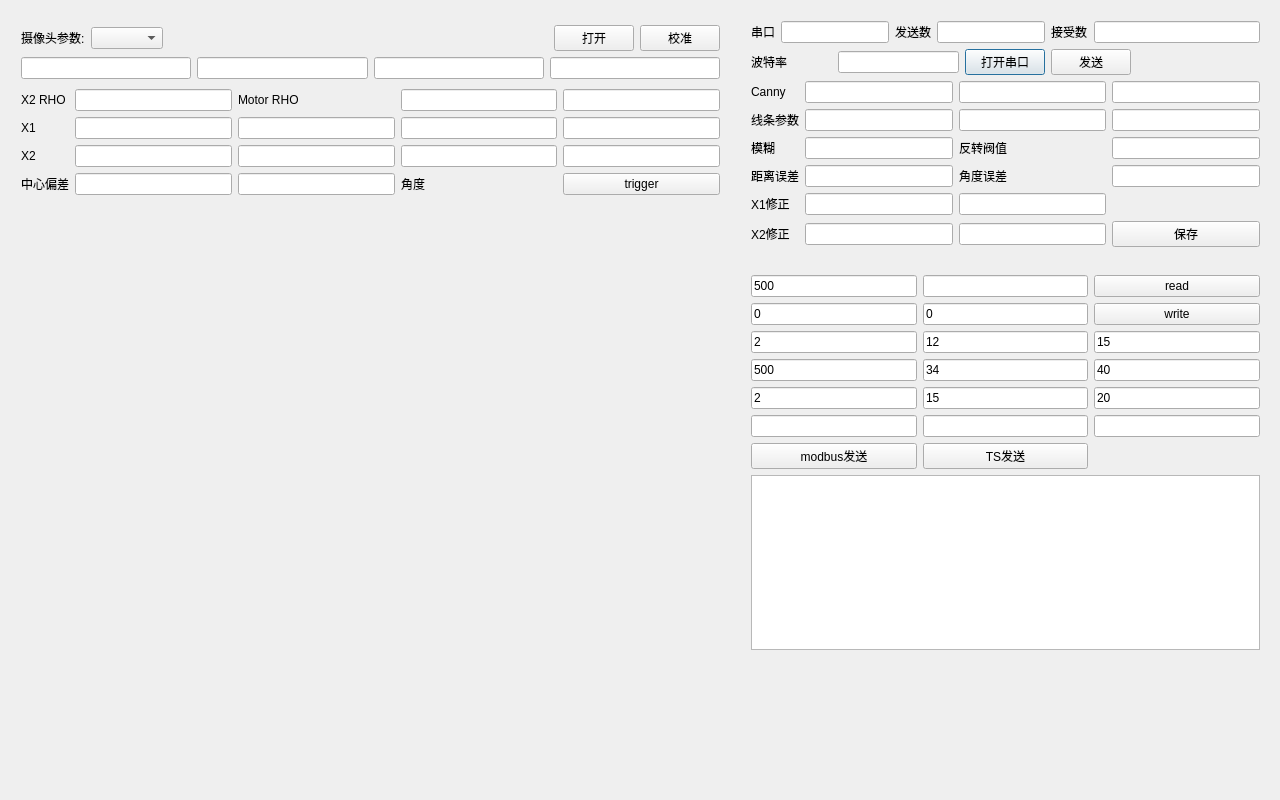
Old version of the form maindialog.ui in the repository zouzichun/videoWirain.
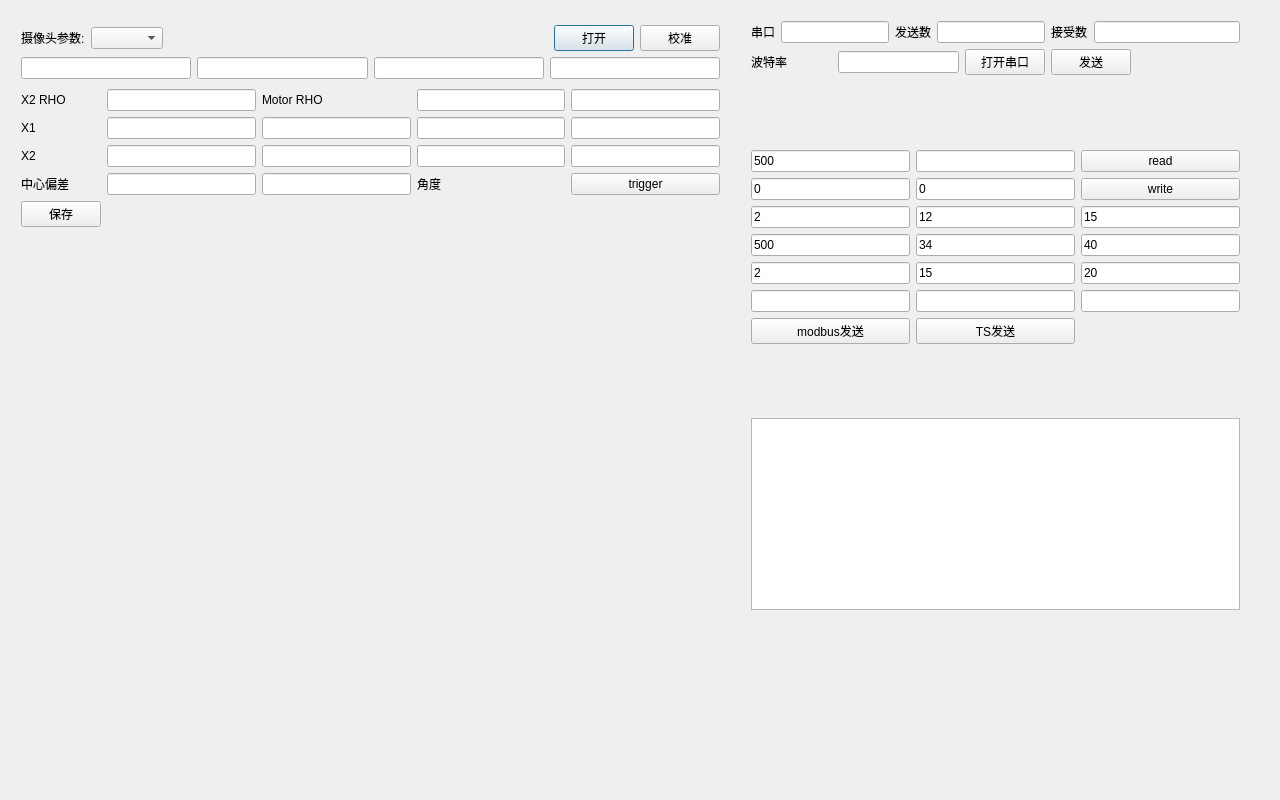
New version of the form.

Patch:
```diff
--- a/maindialog.ui
+++ b/maindialog.ui
@@ -25,10 +25,215 @@
   <widget class="QWidget" name="layoutWidget">
    <property name="geometry">
     <rect>
+     <x>10</x>
+     <y>10</y>
+     <width>721</width>
+     <height>233</height>
+    </rect>
+   </property>
+   <layout class="QVBoxLayout" name="verticalLayout">
+    <item>
+     <layout class="QVBoxLayout" name="verticalLayout_3">
+      <item>
+       <layout class="QHBoxLayout" name="horizontalLayout_2">
+        <item>
+         <widget class="QLabel" name="label_4">
+          <property name="text">
+           <string>摄像头参数:</string>
+          </property>
+         </widget>
+        </item>
+        <item>
+         <widget class="QComboBox" name="ComboDevices"/>
+        </item>
+        <item>
+         <spacer name="horizontalSpacer">
+          <property name="orientation">
+           <enum>Qt::Horizontal</enum>
+          </property>
+          <property name="sizeHint" stdset="0">
+           <size>
+            <width>40</width>
+            <height>20</height>
+           </size>
+          </property>
+         </spacer>
+        </item>
+        <item>
+         <widget class="QPushButton" name="bnOpen">
+          <property name="text">
+           <string>打开</string>
+          </property>
+         </widget>
+        </item>
+        <item>
+         <widget class="QPushButton" name="Calibration">
+          <property name="text">
+           <string>校准</string>
+          </property>
+         </widget>
+        </item>
+       </layout>
+      </item>
+      <item>
+       <layout class="QHBoxLayout" name="horizontalLayout_3">
+        <item>
+         <widget class="QLineEdit" name="tbExposure"/>
+        </item>
+        <item>
+         <widget class="QLineEdit" name="tbFrameRate"/>
+        </item>
+        <item>
+         <widget class="QLineEdit" name="tbGain"/>
+        </item>
+        <item>
+         <widget class="QLineEdit" name="frames"/>
+        </item>
+       </layout>
+      </item>
+     </layout>
+    </item>
+    <item>
+     <layout class="QGridLayout" name="gridLayout_4">
+      <item row="3" column="0">
+       <widget class="QLabel" name="label_2">
+        <property name="text">
+         <string>X2</string>
+        </property>
+       </widget>
+      </item>
+      <item row="3" column="3">
+       <widget class="QLineEdit" name="x2_target"/>
+      </item>
+      <item row="3" column="2">
+       <widget class="QLineEdit" name="x2_fetch"/>
+      </item>
+      <item row="2" column="1">
+       <widget class="QLineEdit" name="x1_start"/>
+      </item>
+      <item row="1" column="4">
+       <widget class="QLineEdit" name="start_delta"/>
+      </item>
+      <item row="3" column="4">
+       <widget class="QLineEdit" name="x2_delta"/>
+      </item>
+      <item row="1" column="3">
+       <widget class="QLineEdit" name="motor_rho"/>
+      </item>
+      <item row="4" column="0">
+       <widget class="QLabel" name="label_3">
+        <property name="text">
+         <string>中心偏差</string>
+        </property>
+       </widget>
+      </item>
+      <item row="4" column="2">
+       <widget class="QLineEdit" name="p_y"/>
+      </item>
+      <item row="2" column="3">
+       <widget class="QLineEdit" name="x1_target"/>
+      </item>
+      <item row="1" column="1">
+       <widget class="QLineEdit" name="x2_rho"/>
+      </item>
+      <item row="4" column="4">
+       <widget class="QPushButton" name="trigger">
+        <property name="text">
+         <string>trigger</string>
+        </property>
+       </widget>
+      </item>
+      <item row="2" column="5">
+       <layout class="QHBoxLayout" name="horizontalLayout"/>
+      </item>
+      <item row="1" column="2">
+       <widget class="QLabel" name="label_12">
+        <property name="text">
+         <string>Motor RHO</string>
+        </property>
+       </widget>
+      </item>
+      <item row="4" column="3">
+       <widget class="QLabel" name="label_6">
+        <property name="text">
+         <string>角度</string>
+        </property>
+       </widget>
+      </item>
+      <item row="1" column="0">
+       <widget class="QLabel" name="label_8">
+        <property name="text">
+         <string>X2 RHO</string>
+        </property>
+       </widget>
+      </item>
+      <item row="4" column="1">
+       <widget class="QLineEdit" name="p_x">
+        <property name="text">
+         <string/>
+        </property>
+       </widget>
+      </item>
+      <item row="2" column="4">
+       <widget class="QLineEdit" name="x1_delta"/>
+      </item>
+      <item row="3" column="1">
+       <widget class="QLineEdit" name="x2_start"/>
+      </item>
+      <item row="2" column="2">
+       <widget class="QLineEdit" name="x1_fetch"/>
+      </item>
+      <item row="2" column="0">
+       <widget class="QLabel" name="label">
+        <property name="text">
+         <string>X1</string>
+        </property>
+       </widget>
+      </item>
+      <item row="5" column="0">
+       <widget class="QPushButton" name="saveImg">
+        <property name="text">
+         <string>保存</string>
+        </property>
+       </widget>
+      </item>
+     </layout>
+    </item>
+   </layout>
+  </widget>
+  <widget class="QWidget" name="layoutWidget">
+   <property name="geometry">
+    <rect>
+     <x>10</x>
+     <y>250</y>
+     <width>721</width>
+     <height>371</height>
+    </rect>
+   </property>
+   <layout class="QHBoxLayout" name="horizontalLayout_4">
+    <item>
+     <widget class="QLabel" name="painter_2">
+      <property name="text">
+       <string/>
+      </property>
+     </widget>
+    </item>
+    <item>
+     <widget class="QLabel" name="painter">
+      <property name="text">
+       <string/>
+      </property>
+     </widget>
+    </item>
+   </layout>
+  </widget>
+  <widget class="QWidget" name="">
+   <property name="geometry">
+    <rect>
      <x>740</x>
      <y>10</y>
-     <width>531</width>
-     <height>651</height>
+     <width>511</width>
+     <height>611</height>
     </rect>
    </property>
    <layout class="QVBoxLayout" name="verticalLayout_2">
@@ -104,116 +309,7 @@
      </layout>
     </item>
     <item>
-     <layout class="QGridLayout" name="gridLayout_3">
-      <item row="7" column="0">
-       <widget class="QLabel" name="Encoder_5">
-        <property name="text">
-         <string>X2修正</string>
-        </property>
-       </widget>
-      </item>
-      <item row="1" column="3">
-       <widget class="QLineEdit" name="hgline3"/>
-      </item>
-      <item row="1" column="1">
-       <widget class="QLineEdit" name="hgline1"/>
-      </item>
-      <item row="0" column="2">
-       <widget class="QLineEdit" name="canny2"/>
-      </item>
-      <item row="0" column="1">
-       <widget class="QLineEdit" name="canny1"/>
-      </item>
-      <item row="6" column="1">
-       <widget class="QLineEdit" name="line1_ang"/>
-      </item>
-      <item row="6" column="2">
-       <widget class="QLineEdit" name="line1_roh"/>
-      </item>
-      <item row="0" column="0">
-       <widget class="QLabel" name="PulseNum_2">
-        <property name="text">
-         <string>Canny</string>
-        </property>
-       </widget>
-      </item>
-      <item row="1" column="0">
-       <widget class="QLabel" name="Encoder_2">
-        <property name="text">
-         <string>线条参数</string>
-        </property>
-       </widget>
-      </item>
-      <item row="0" column="3">
-       <widget class="QLineEdit" name="canny3"/>
-      </item>
-      <item row="2" column="0">
-       <widget class="QLabel" name="Encoder_3">
-        <property name="text">
-         <string>模糊</string>
-        </property>
-       </widget>
-      </item>
-      <item row="6" column="0">
-       <widget class="QLabel" name="Encoder_4">
-        <property name="text">
-         <string>X1修正</string>
-        </property>
-       </widget>
-      </item>
-      <item row="1" column="2">
-       <widget class="QLineEdit" name="hgline2"/>
-      </item>
-      <item row="2" column="3">
-       <widget class="QLineEdit" name="inv_thd"/>
-      </item>
-      <item row="7" column="1">
-       <widget class="QLineEdit" name="line2_ang"/>
-      </item>
-      <item row="2" column="2">
-       <widget class="QLabel" name="label_11">
-        <property name="text">
-         <string>反转阀值</string>
-        </property>
-       </widget>
-      </item>
-      <item row="7" column="2">
-       <widget class="QLineEdit" name="line2_roh"/>
-      </item>
-      <item row="2" column="1">
-       <widget class="QLineEdit" name="blur_kernel"/>
-      </item>
-      <item row="4" column="2">
-       <widget class="QLabel" name="label_9">
-        <property name="text">
-         <string>角度误差</string>
-        </property>
-       </widget>
-      </item>
-      <item row="4" column="3">
-       <widget class="QLineEdit" name="line_ang_abs"/>
-      </item>
-      <item row="4" column="1">
-       <widget class="QLineEdit" name="line_roh_abs"/>
-      </item>
-      <item row="4" column="0">
-       <widget class="QLabel" name="label_10">
-        <property name="text">
-         <string>距离误差</string>
-        </property>
-       </widget>
-      </item>
-      <item row="7" column="3">
-       <widget class="QPushButton" name="saveImg">
-        <property name="text">
-         <string>保存</string>
-        </property>
-       </widget>
-      </item>
-     </layout>
-    </item>
-    <item>
-     <spacer name="verticalSpacer_2">
+     <spacer name="verticalSpacer">
       <property name="orientation">
        <enum>Qt::Vertical</enum>
       </property>
@@ -357,6 +453,19 @@
       </item>
      </layout>
     </item>
+    <item>
+     <spacer name="verticalSpacer_2">
+      <property name="orientation">
+       <enum>Qt::Vertical</enum>
+      </property>
+      <property name="sizeHint" stdset="0">
+       <size>
+        <width>20</width>
+        <height>40</height>
+       </size>
+      </property>
+     </spacer>
+    </item>
     <item>
      <widget class="QTextBrowser" name="txbRecv">
       <property name="sizePolicy">
@@ -369,204 +478,6 @@
     </item>
    </layout>
   </widget>
-  <widget class="QWidget" name="layoutWidget">
-   <property name="geometry">
-    <rect>
-     <x>10</x>
-     <y>10</y>
-     <width>721</width>
-     <height>202</height>
-    </rect>
-   </property>
-   <layout class="QVBoxLayout" name="verticalLayout">
-    <item>
-     <layout class="QVBoxLayout" name="verticalLayout_3">
-      <item>
-       <layout class="QHBoxLayout" name="horizontalLayout_2">
-        <item>
-         <widget class="QLabel" name="label_4">
-          <property name="text">
-           <string>摄像头参数:</string>
-          </property>
-         </widget>
-        </item>
-        <item>
-         <widget class="QComboBox" name="ComboDevices"/>
-        </item>
-        <item>
-         <spacer name="horizontalSpacer">
-          <property name="orientation">
-           <enum>Qt::Horizontal</enum>
-          </property>
-          <property name="sizeHint" stdset="0">
-           <size>
-            <width>40</width>
-            <height>20</height>
-           </size>
-          </property>
-         </spacer>
-        </item>
-        <item>
-         <widget class="QPushButton" name="bnOpen">
-          <property name="text">
-           <string>打开</string>
-          </property>
-         </widget>
-        </item>
-        <item>
-         <widget class="QPushButton" name="Calibration">
-          <property name="text">
-           <string>校准</string>
-          </property>
-         </widget>
-        </item>
-       </layout>
-      </item>
-      <item>
-       <layout class="QHBoxLayout" name="horizontalLayout_3">
-        <item>
-         <widget class="QLineEdit" name="tbExposure"/>
-        </item>
-        <item>
-         <widget class="QLineEdit" name="tbFrameRate"/>
-        </item>
-        <item>
-         <widget class="QLineEdit" name="tbGain"/>
-        </item>
-        <item>
-         <widget class="QLineEdit" name="frames"/>
-        </item>
-       </layout>
-      </item>
-     </layout>
-    </item>
-    <item>
-     <layout class="QGridLayout" name="gridLayout_4">
-      <item row="4" column="2">
-       <widget class="QLineEdit" name="p_y"/>
-      </item>
-      <item row="4" column="0">
-       <widget class="QLabel" name="label_3">
-        <property name="text">
-         <string>中心偏差</string>
-        </property>
-       </widget>
-      </item>
-      <item row="1" column="0">
-       <widget class="QLabel" name="label_8">
-        <property name="text">
-         <string>X2 RHO</string>
-        </property>
-       </widget>
-      </item>
-      <item row="2" column="5">
-       <layout class="QHBoxLayout" name="horizontalLayout"/>
-      </item>
-      <item row="4" column="1">
-       <widget class="QLineEdit" name="p_x">
-        <property name="text">
-         <string/>
-        </property>
-       </widget>
-      </item>
-      <item row="4" column="3">
-       <widget class="QLabel" name="label_6">
-        <property name="text">
-         <string>角度</string>
-        </property>
-       </widget>
-      </item>
-      <item row="2" column="0">
-       <widget class="QLabel" name="label">
-        <property name="text">
-         <string>X1</string>
-        </property>
-       </widget>
-      </item>
-      <item row="2" column="1">
-       <widget class="QLineEdit" name="x1_start"/>
-      </item>
-      <item row="3" column="0">
-       <widget class="QLabel" name="label_2">
-        <property name="text">
-         <string>X2</string>
-        </property>
-       </widget>
-      </item>
-      <item row="3" column="1">
-       <widget class="QLineEdit" name="x2_start"/>
-      </item>
-      <item row="1" column="1">
-       <widget class="QLineEdit" name="x2_rho"/>
-      </item>
-      <item row="1" column="2">
-       <widget class="QLabel" name="label_12">
-        <property name="text">
-         <string>Motor RHO</string>
-        </property>
-       </widget>
-      </item>
-      <item row="1" column="3">
-       <widget class="QLineEdit" name="motor_rho"/>
-      </item>
-      <item row="2" column="2">
-       <widget class="QLineEdit" name="x1_fetch"/>
-      </item>
-      <item row="3" column="2">
-       <widget class="QLineEdit" name="x2_fetch"/>
-      </item>
-      <item row="2" column="4">
-       <widget class="QLineEdit" name="x1_delta"/>
-      </item>
-      <item row="3" column="4">
-       <widget class="QLineEdit" name="x2_delta"/>
-      </item>
-      <item row="2" column="3">
-       <widget class="QLineEdit" name="x1_target"/>
-      </item>
-      <item row="3" column="3">
-       <widget class="QLineEdit" name="x2_target"/>
-      </item>
-      <item row="1" column="4">
-       <widget class="QLineEdit" name="start_delta"/>
-      </item>
-      <item row="4" column="4">
-       <widget class="QPushButton" name="trigger">
-        <property name="text">
-         <string>trigger</string>
-        </property>
-       </widget>
-      </item>
-     </layout>
-    </item>
-   </layout>
-  </widget>
-  <widget class="QWidget" name="layoutWidget">
-   <property name="geometry">
-    <rect>
-     <x>10</x>
-     <y>250</y>
-     <width>721</width>
-     <height>371</height>
-    </rect>
-   </property>
-   <layout class="QHBoxLayout" name="horizontalLayout_4">
-    <item>
-     <widget class="QLabel" name="painter_2">
-      <property name="text">
-       <string/>
-      </property>
-     </widget>
-    </item>
-    <item>
-     <widget class="QLabel" name="painter">
-      <property name="text">
-       <string/>
-      </property>
-     </widget>
-    </item>
-   </layout>
-  </widget>
  </widget>
  <layoutdefault spacing="6" margin="11"/>
  <resources/>
```
